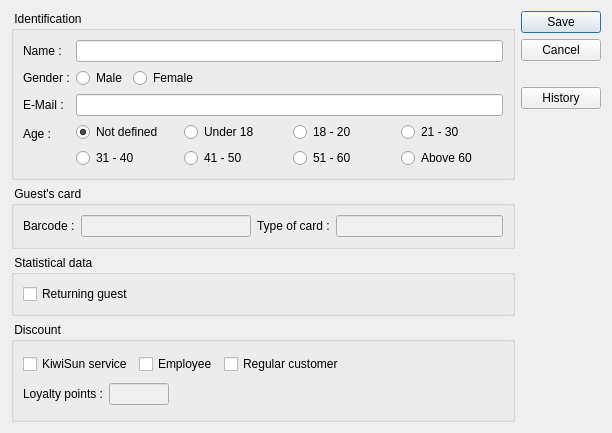
The window that client/dlgguestedit.ui (tbikfalvi/Belenus) describes before a commit, drawn with Qt 5.
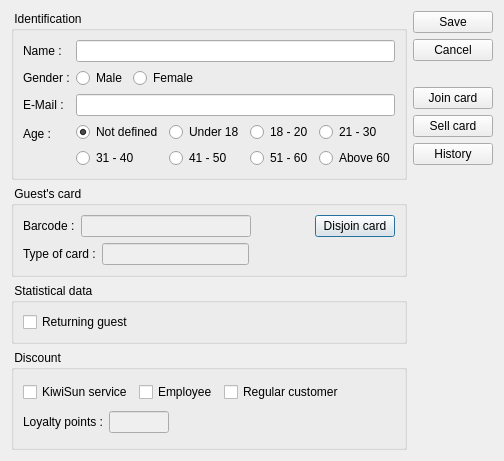
The same window after the commit.

```diff
--- a/client/dlgguestedit.ui
+++ b/client/dlgguestedit.ui
@@ -6,8 +6,8 @@
    <rect>
     <x>0</x>
     <y>0</y>
-    <width>612</width>
-    <height>402</height>
+    <width>491</width>
+    <height>435</height>
    </rect>
   </property>
   <property name="maximumSize">
@@ -202,10 +202,18 @@
      </item>
      <item>
       <widget class="QGroupBox" name="gbPatientCard">
+       <property name="minimumSize">
+        <size>
+         <width>0</width>
+         <height>0</height>
+        </size>
+       </property>
        <property name="title">
         <string> Guest's card </string>
        </property>
-       <layout class="QHBoxLayout" name="horizontalLayout_9">
+       <layout class="QVBoxLayout" name="verticalLayout_5">
+        <item>
+         <layout class="QHBoxLayout" name="horizontalLayout_6">
         <item>
          <widget class="QLabel" name="lblBarcode">
           <property name="text">
@@ -239,6 +247,30 @@
          </widget>
         </item>
         <item>
+           <spacer name="horizontalSpacer_5">
+            <property name="orientation">
+             <enum>Qt::Horizontal</enum>
+            </property>
+            <property name="sizeHint" stdset="0">
+             <size>
+              <width>40</width>
+              <height>20</height>
+             </size>
+            </property>
+           </spacer>
+          </item>
+          <item>
+           <widget class="QPushButton" name="pbDislink">
+            <property name="text">
+             <string>Disjoin card</string>
+            </property>
+           </widget>
+          </item>
+         </layout>
+        </item>
+        <item>
+         <layout class="QHBoxLayout" name="horizontalLayout_5">
+          <item>
          <widget class="QLabel" name="lblPatientcardType">
           <property name="text">
            <string>Type of card :</string>
@@ -252,6 +284,21 @@
           </property>
          </widget>
         </item>
+          <item>
+           <spacer name="horizontalSpacer_4">
+            <property name="orientation">
+             <enum>Qt::Horizontal</enum>
+            </property>
+            <property name="sizeHint" stdset="0">
+             <size>
+              <width>40</width>
+              <height>20</height>
+             </size>
+            </property>
+           </spacer>
+          </item>
+         </layout>
+        </item>
        </layout>
       </widget>
      </item>
@@ -420,6 +467,38 @@
        </property>
       </spacer>
      </item>
+     <item>
+      <widget class="QPushButton" name="pbAssignCard">
+       <property name="toolTip">
+        <string>Join existing card to guest</string>
+       </property>
+       <property name="text">
+        <string>Join card</string>
+       </property>
+       <property name="iconSize">
+        <size>
+         <width>20</width>
+         <height>20</height>
+        </size>
+       </property>
+      </widget>
+     </item>
+     <item>
+      <widget class="QPushButton" name="pbSellCard">
+       <property name="toolTip">
+        <string>Sell unactivated patientcard to guest.</string>
+       </property>
+       <property name="text">
+        <string>Sell card</string>
+       </property>
+       <property name="iconSize">
+        <size>
+         <width>20</width>
+         <height>20</height>
+        </size>
+       </property>
+      </widget>
+     </item>
      <item>
       <widget class="QPushButton" name="pbHistory">
        <property name="text">
```
Lines whose indentation alone changed are shown as unchanged.
